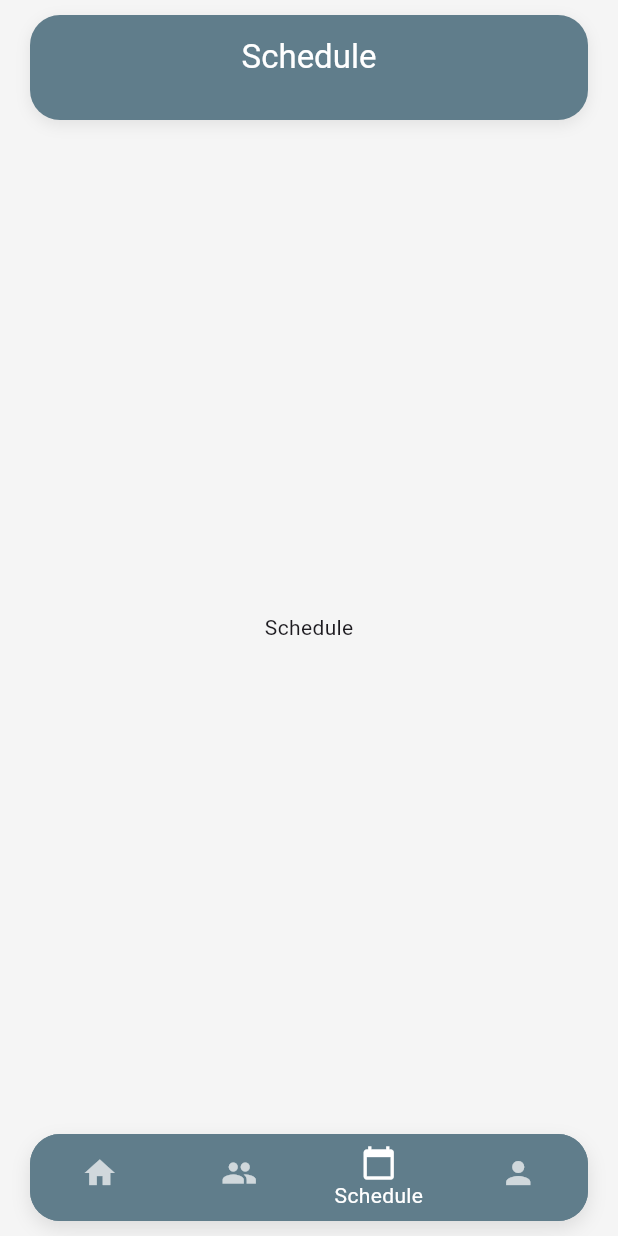
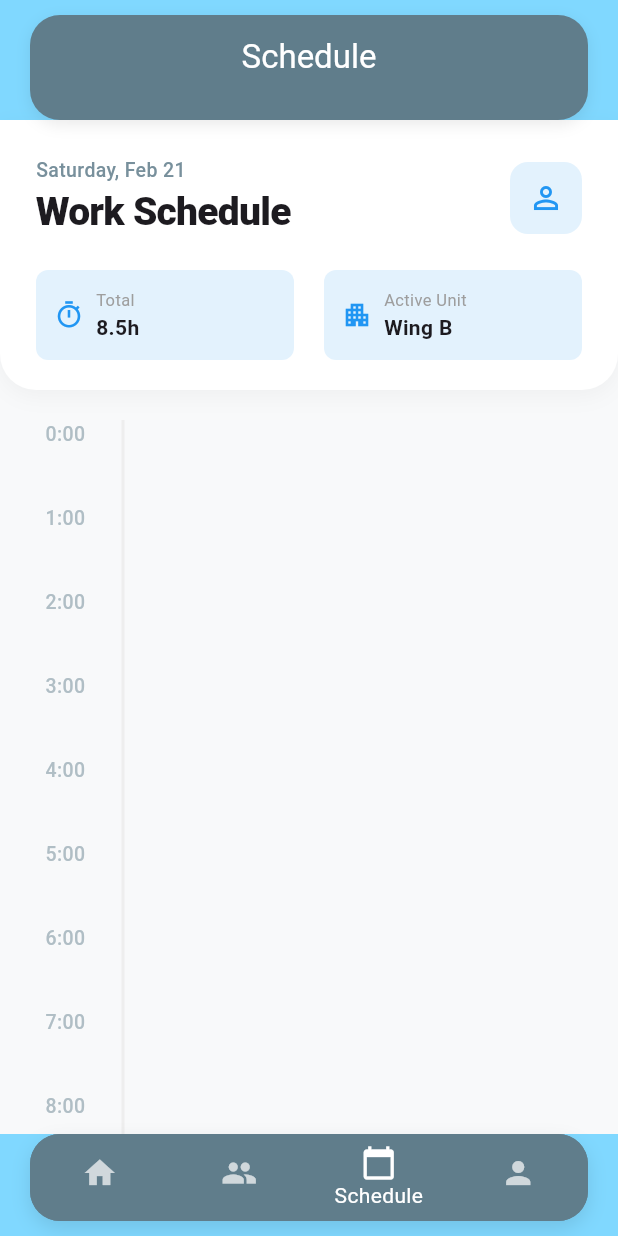
Before and after one commit to ThatoSiphosethu/hospice_app, a Flutter app: the screen it shows after launch, item 3 of the bottom bar chosen, on a phone screen of 412 x 824 dp. Run offline on Flutter 3.47's test engine with Material 3 defaults, Android fonts, the phone set to English and light mode, and no system bars.

Commit message:
cnaSchedule

```diff
--- a/lib/core/theme/app_theme.dart
+++ b/lib/core/theme/app_theme.dart
@@ -6,7 +6,7 @@ class AppTheme {
       primarySwatch: Colors.blue,
 
       // App background
-      scaffoldBackgroundColor: Colors.grey[100],
+      scaffoldBackgroundColor: Colors.lightBlueAccent[100],
 
       // Card styling
       cardTheme: CardThemeData(
--- a/lib/features/clinician/presentation/clinician_home.dart
+++ b/lib/features/clinician/presentation/clinician_home.dart
@@ -1,7 +1,9 @@
 import 'package:flutter/material.dart';
+import '/features/visit/presentation/cna_shedule.dart';
 import '../../../shared/widgets/app_shell.dart';
 import 'cna_dashboard.dart';
 import '../../ehr/presentation/patient_list_screen.dart';
+
 
 /// Landing shell for clinician users.
 ///
@@ -17,7 +19,7 @@ class ClinicianHome extends StatelessWidget {
       pages: const [
         CNADashboard(),
         PatientListScreen(),
-        Center(child: Text('Schedule')),
+        CNAScheduleScreen(shifts: []), // Pass actual shifts in real implementation
         Center(child: Text('Profile')),
       ],
 
@@ -27,10 +29,7 @@ class ClinicianHome extends StatelessWidget {
       items: const [
         BottomNavigationBarItem(icon: Icon(Icons.home), label: 'Home'),
         BottomNavigationBarItem(icon: Icon(Icons.people), label: 'Patients'),
-        BottomNavigationBarItem(
-          icon: Icon(Icons.calendar_today),
-          label: 'Schedule',
-        ),
+        BottomNavigationBarItem(icon: Icon(Icons.calendar_today),label: 'Schedule',),
         BottomNavigationBarItem(icon: Icon(Icons.person), label: 'Profile'),
       ],
     );
--- /dev/null
+++ b/lib/features/scheduling/domain/cna_shift.dart
@@ -0,0 +1,19 @@
+enum ShiftType { morning, evening, night, onCall, inPerson, remote }
+
+class WorkShift {
+  final DateTime date;
+  final int startHour; // e.g., 07 for 7 AM
+  final int duration;  // e.g., 8 for an 8-hour shift
+  final String location; // e.g., "Unit 4 - Hospice Wing"
+  final ShiftType type;
+  final List<String> primaryTasks; // e.g., ["Vitals", "ADLs", "Turning"]
+
+  WorkShift({
+    required this.date,
+    required this.startHour,
+    required this.duration,
+    required this.location,
+    required this.type,
+    this.primaryTasks = const [],
+  });
+}
--- /dev/null
+++ b/lib/features/visit/presentation/cna_shedule.dart
@@ -0,0 +1,301 @@
+import 'package:flutter/material.dart';
+import 'package:hospice_app/features/scheduling/domain/cna_shift.dart';
+import '../../../shared/widgets/body_card.dart';
+
+class CNAScheduleScreen extends StatefulWidget {
+  final List<WorkShift> shifts;
+
+  const CNAScheduleScreen({super.key, required this.shifts});
+
+  @override
+  State<CNAScheduleScreen> createState() => _CNAScheduleScreenState();
+}
+
+class _CNAScheduleScreenState extends State<CNAScheduleScreen> {
+  final DateTime _selectedDate = DateTime.now();
+
+  @override
+  Widget build(BuildContext context) {
+    return Scaffold(
+      backgroundColor: const Color(0xFFF8F9FA),
+      body: SafeArea(
+        child: Column(
+          children: [
+            _buildProfessionalHeader(),
+            Expanded(
+              child: ListView.builder(
+                // ADDED: Significant edge padding for the entire list
+                padding: const EdgeInsets.symmetric(horizontal: 16, vertical: 20),
+                itemCount: 24,
+                itemBuilder: (context, hour) {
+                  final activeShift = widget.shifts.firstWhere(
+                    (s) => hour >= s.startHour &&
+                           hour < (s.startHour + s.duration) &&
+                           s.date.day == _selectedDate.day,
+                    orElse: () => WorkShift(
+                      date: _selectedDate,
+                      startHour: -1,
+                      duration: 0,
+                      location: '',
+                      type: ShiftType.onCall
+                    ),
+                  );
+
+                  return _buildTimelineRow(hour, activeShift);
+                },
+              ),
+            ),
+          ],
+        ),
+      ),
+    );
+  }
+
+  Widget _buildProfessionalHeader() {
+    return Container(
+      // ADDED: Increased padding to align with the list below
+      padding: const EdgeInsets.fromLTRB(24, 24, 24, 20),
+      decoration: BoxDecoration(
+        color: Colors.white,
+        borderRadius: const BorderRadius.only(
+          bottomLeft: Radius.circular(24),
+          bottomRight: Radius.circular(24),
+        ),
+        boxShadow: [
+          BoxShadow(
+            color: Colors.black.withOpacity(0.04),
+            blurRadius: 12,
+            offset: const Offset(0, 4),
+          )
+        ],
+      ),
+      child: Column(
+        children: [
+          Row(
+            mainAxisAlignment: MainAxisAlignment.spaceBetween,
+            children: [
+              Column(
+                crossAxisAlignment: CrossAxisAlignment.start,
+                children: [
+                  Text(
+                    _formatDate(_selectedDate),
+                    style: TextStyle(color: Colors.blueGrey[400], fontSize: 13, fontWeight: FontWeight.w500),
+                  ),
+                  const Text(
+                    "Work Schedule",
+                    style: TextStyle(fontSize: 26, fontWeight: FontWeight.w800, letterSpacing: -0.5),
+                  ),
+                ],
+              ),
+              // Profile Action
+              Container(
+                decoration: BoxDecoration(
+                  color: Colors.blue[50],
+                  borderRadius: BorderRadius.circular(12),
+                ),
+                child: IconButton(
+                  icon: const Icon(Icons.person_outline, color: Colors.blue),
+                  onPressed: () => Navigator.pushNamed(context, '/profile'),
+                ),
+              )
+            ],
+          ),
+          const SizedBox(height: 20),
+          Row(
+            children: [
+              _buildHeaderStat("Total", "8.5h", Icons.timer_outlined),
+              const SizedBox(width: 20),
+              _buildHeaderStat("Active Unit", "Wing B", Icons.apartment_outlined),
+            ],
+          )
+        ],
+      ),
+    );
+  }
+
+  Widget _buildTimelineRow(int hour, WorkShift shift) {
+    bool isShiftStart = shift.startHour == hour;
+    bool isNow = DateTime.now().hour == hour;
+
+    return IntrinsicHeight(
+      child: Row(
+        children: [
+          // Time Axis with extra spacing
+          SizedBox(
+            width: 55,
+            child: Column(
+              children: [
+                Text(
+                  "$hour:00",
+                  style: TextStyle(
+                    fontSize: 13,
+                    fontWeight: isNow ? FontWeight.w900 : FontWeight.w500,
+                    color: isNow ? Colors.blue : Colors.blueGrey[200],
+                  ),
+                ),
+                if (isNow)
+                  Container(
+                    margin: const EdgeInsets.only(top: 4),
+                    width: 8,
+                    height: 8,
+                    decoration: const BoxDecoration(color: Colors.blue, shape: BoxShape.circle),
+                  )
+              ],
+            ),
+          ),
+          // Timeline Line and Card Content
+          Expanded(
+            child: Container(
+              margin: const EdgeInsets.only(left: 10),
+              decoration: BoxDecoration(
+                border: Border(left: BorderSide(color: Colors.grey[200]!, width: 2)),
+              ),
+              // ADDED: Vertical spacing between card blocks
+              padding: const EdgeInsets.only(bottom: 16, left: 16),
+              child: isShiftStart ? _buildShiftCard(shift) : const SizedBox(height: 40),
+            ),
+          ),
+        ],
+      ),
+    );
+  }
+
+  Widget _buildShiftCard(WorkShift shift) {
+    final themeColor = _getShiftColor(shift.type);
+
+    return BodyCard(
+      // The BodyCard handles its own internal padding
+      child: Column(
+        crossAxisAlignment: CrossAxisAlignment.start,
+        children: [
+          Row(
+            children: [
+              Container(
+                width: 12,
+                height: 12,
+                decoration: BoxDecoration(color: themeColor, shape: BoxShape.circle),
+              ),
+              const SizedBox(width: 8),
+              Text(
+                shift.location,
+                style: const TextStyle(fontWeight: FontWeight.bold, fontSize: 17),
+              ),
+              const Spacer(),
+              _buildStatusBadge(shift.type),
+            ],
+          ),
+          const Padding(
+            padding: EdgeInsets.symmetric(vertical: 12.0),
+            child: Divider(height: 1),
+          ),
+          Wrap(
+            spacing: 8,
+            runSpacing: 8,
+            children: shift.primaryTasks.map((t) => _buildSmallTaskBadge(t)).toList(),
+          )
+        ],
+      ),
+    );
+  }
+
+  /// Builds a header stat widget with icon, label, and value
+  Widget _buildHeaderStat(String label, String value, IconData icon) {
+    return Expanded(
+      child: Container(
+        padding: const EdgeInsets.all(12),
+        decoration: BoxDecoration(
+          color: Colors.blue[50],
+          borderRadius: BorderRadius.circular(8),
+        ),
+        child: Row(
+          children: [
+            Icon(icon, color: Colors.blue, size: 20),
+            const SizedBox(width: 8),
+            Expanded(
+              child: Column(
+                crossAxisAlignment: CrossAxisAlignment.start,
+                children: [
+                  Text(label, style: const TextStyle(fontSize: 11, color: Colors.grey)),
+                  Text(value, style: const TextStyle(fontSize: 14, fontWeight: FontWeight.bold)),
+                ],
+              ),
+            ),
+          ],
+        ),
+      ),
+    );
+  }
+
+  /// Returns the color for a given shift type
+  Color _getShiftColor(ShiftType type) {
+    switch (type) {
+      case ShiftType.inPerson:
+        return Colors.green;
+      case ShiftType.remote:
+        return Colors.orange;
+      case ShiftType.onCall:
+        return Colors.grey;
+      case ShiftType.morning:
+        // TODO: Handle this case.
+        throw UnimplementedError();
+      case ShiftType.evening:
+        // TODO: Handle this case.
+        throw UnimplementedError();
+      case ShiftType.night:
+        // TODO: Handle this case.
+        throw UnimplementedError();
+    }
+  }
+
+  /// Builds a status badge for a shift type
+  Widget _buildStatusBadge(ShiftType type) {
+    final (color, label) = switch (type) {
+      ShiftType.inPerson => (Colors.green, 'In-Person'),
+      ShiftType.remote => (Colors.orange, 'Remote'),
+      ShiftType.onCall => (Colors.grey, 'On-Call'),
+      // TODO: Handle this case.
+      ShiftType.morning => throw UnimplementedError(),
+      // TODO: Handle this case.
+      ShiftType.evening => throw UnimplementedError(),
+      // TODO: Handle this case.
+      ShiftType.night => throw UnimplementedError(),
+    };
+
+    return Container(
+      padding: const EdgeInsets.symmetric(horizontal: 8, vertical: 4),
+      decoration: BoxDecoration(
+        color: color.withOpacity(0.1),
+        borderRadius: BorderRadius.circular(4),
+        border: Border.all(color: color.withOpacity(0.3)),
+      ),
+      child: Text(
+        label,
+        style: TextStyle(fontSize: 11, color: color, fontWeight: FontWeight.w600),
+      ),
+    );
+  }
+
+  /// Builds a small task badge
+  Widget _buildSmallTaskBadge(String task) {
+    return Container(
+      padding: const EdgeInsets.symmetric(horizontal: 8, vertical: 4),
+      decoration: BoxDecoration(
+        color: Colors.grey[100],
+        borderRadius: BorderRadius.circular(4),
+        border: Border.all(color: Colors.grey[300]!),
+      ),
+      child: Text(
+        task,
+        style: TextStyle(fontSize: 10, color: Colors.grey[800], fontWeight: FontWeight.w500),
+      ),
+    );
+  }
+
+  /// Formats the date to 'EEEE, MMM d' format (e.g., 'Monday, Feb 20')
+  String _formatDate(DateTime date) {
+    const weekdays = ['Monday', 'Tuesday', 'Wednesday', 'Thursday', 'Friday', 'Saturday', 'Sunday'];
+    const months = ['Jan', 'Feb', 'Mar', 'Apr', 'May', 'Jun', 'Jul', 'Aug', 'Sep', 'Oct', 'Nov', 'Dec'];
+
+    return '${weekdays[date.weekday - 1]}, ${months[date.month - 1]} ${date.day}';
+  }
+}
```
Also changed, not shown: lib/features/ehr/presentation/patient_profile_screen.dart (+46 -13 lines), lib/shared/cross_domain/widgets/patient_card.dart (+46 -13 lines).
